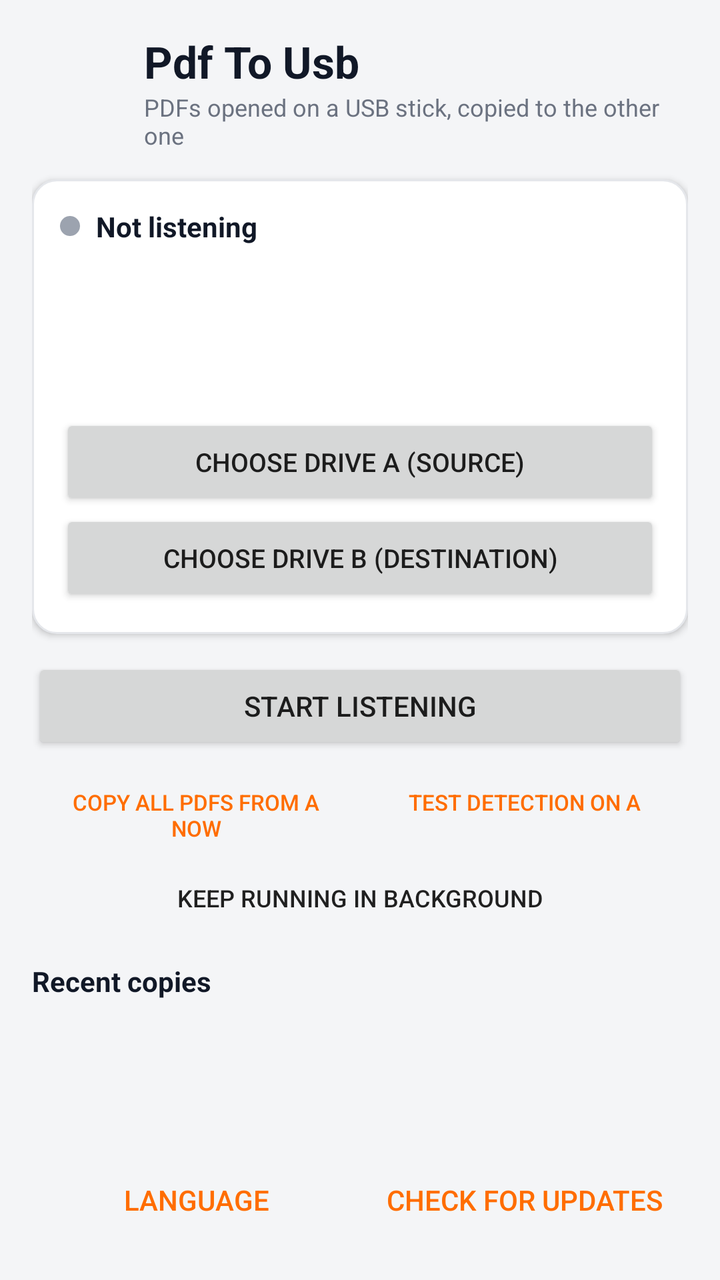
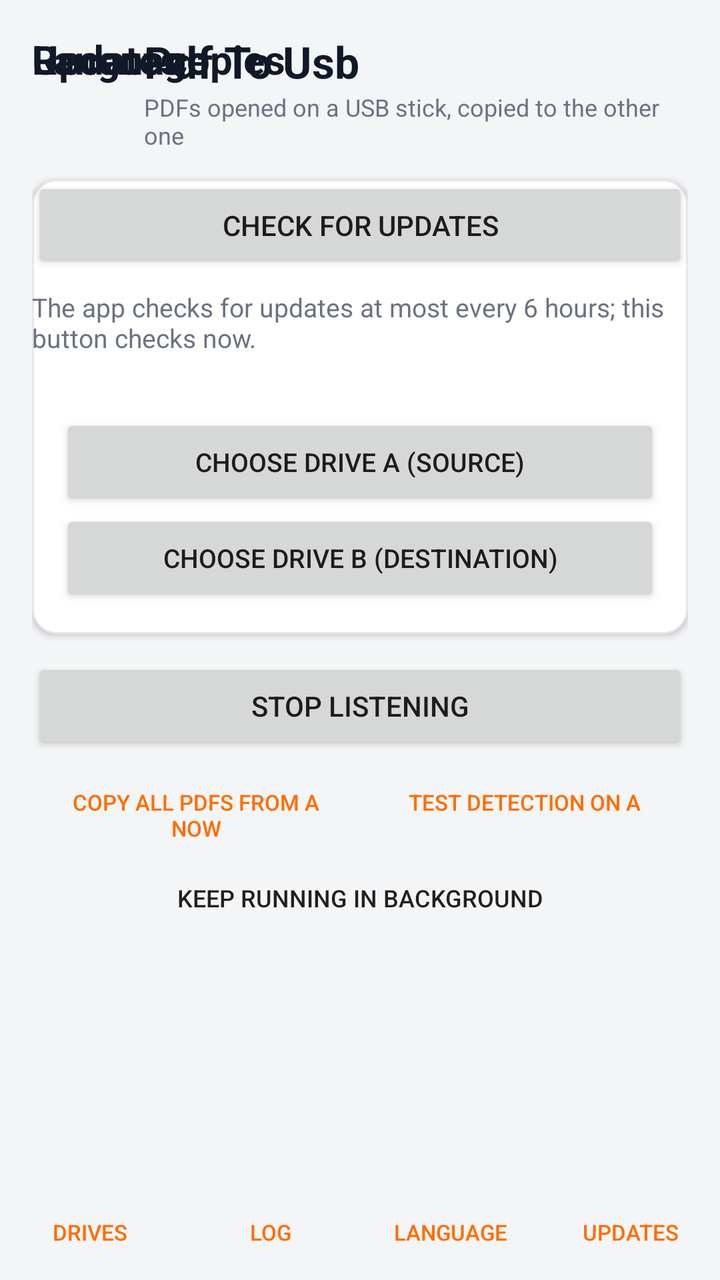

Before-and-after screenshots of an Android layout around one commit, followed by the original layout XML and the change that was made.
<!-- AndroidManifest.xml: application theme AppTheme -->
<!-- res/layout/activity_main.xml -->
<?xml version="1.0" encoding="utf-8"?>
<LinearLayout xmlns:android="http://schemas.android.com/apk/res/android"
    android:layout_width="match_parent"
    android:layout_height="match_parent"
    android:orientation="vertical"
    android:padding="16dp">

    
    <LinearLayout
        android:layout_width="match_parent"
        android:layout_height="wrap_content"
        android:gravity="center_vertical"
        android:orientation="horizontal">

        <ImageView
            android:layout_width="44dp"
            android:layout_height="44dp"
            android:contentDescription="@string/app_name"
            android:src="@mipmap/ic_launcher" />

        <LinearLayout
            android:layout_width="0dp"
            android:layout_height="wrap_content"
            android:layout_marginStart="12dp"
            android:layout_weight="1"
            android:orientation="vertical">

            <TextView
                android:layout_width="match_parent"
                android:layout_height="wrap_content"
                android:text="@string/app_name"
                android:textColor="@color/title"
                android:textSize="22sp"
                android:textStyle="bold" />

            <TextView
                android:layout_width="match_parent"
                android:layout_height="wrap_content"
                android:text="@string/app_subtitle"
                android:textColor="@color/text_secondary"
                android:textSize="12sp" />
        </LinearLayout>
    </LinearLayout>

    
    <LinearLayout
        android:layout_width="match_parent"
        android:layout_height="wrap_content"
        android:layout_marginTop="14dp"
        android:background="@drawable/bg_card"
        android:elevation="2dp"
        android:orientation="vertical"
        android:padding="14dp">

        <LinearLayout
            android:layout_width="match_parent"
            android:layout_height="wrap_content"
            android:gravity="center_vertical"
            android:orientation="horizontal">

            <View
                android:id="@+id/dot"
                android:layout_width="10dp"
                android:layout_height="10dp"
                android:background="@drawable/dot_off" />

            <TextView
                android:id="@+id/status"
                android:layout_width="0dp"
                android:layout_height="wrap_content"
                android:layout_marginStart="8dp"
                android:layout_weight="1"
                android:text="@string/status_off"
                android:textColor="@color/title"
                android:textSize="14sp"
                android:textStyle="bold" />
        </LinearLayout>

        <TextView
            android:id="@+id/state_a"
            android:layout_width="match_parent"
            android:layout_height="wrap_content"
            android:layout_marginTop="10dp"
            android:textSize="14sp"
            android:textStyle="bold" />

        <TextView
            android:id="@+id/state_b"
            android:layout_width="match_parent"
            android:layout_height="wrap_content"
            android:layout_marginTop="4dp"
            android:textSize="14sp"
            android:textStyle="bold" />

        <TextView
            android:id="@+id/volumes"
            android:layout_width="match_parent"
            android:layout_height="wrap_content"
            android:layout_marginTop="6dp"
            android:textColor="@color/text_secondary"
            android:textSize="12sp" />

        <Button
            android:id="@+id/pick_a"
            android:layout_width="match_parent"
            android:layout_height="wrap_content"
            android:layout_marginTop="10dp"
            android:text="@string/picked_a"
            android:textSize="13sp" />

        <Button
            android:id="@+id/pick_b"
            android:layout_width="match_parent"
            android:layout_height="wrap_content"
            android:text="@string/picked_b"
            android:textSize="13sp" />
    </LinearLayout>

    <Button
        android:id="@+id/toggle"
        android:layout_width="match_parent"
        android:layout_height="wrap_content"
        android:layout_marginTop="12dp"
        android:text="@string/start" />

    <LinearLayout
        style="?android:attr/buttonBarStyle"
        android:layout_width="match_parent"
        android:layout_height="wrap_content"
        android:orientation="horizontal">

        <Button
            android:id="@+id/copy_all"
            style="?android:attr/buttonBarButtonStyle"
            android:layout_width="0dp"
            android:layout_height="wrap_content"
            android:layout_weight="1"
            android:text="@string/copy_all"
            android:textSize="11sp" />

        <Button
            android:id="@+id/test"
            style="?android:attr/buttonBarButtonStyle"
            android:layout_width="0dp"
            android:layout_height="wrap_content"
            android:layout_weight="1"
            android:text="@string/test"
            android:textSize="11sp" />
    </LinearLayout>

    <Button
        android:id="@+id/background"
        style="?android:attr/borderlessButtonStyle"
        android:layout_width="match_parent"
        android:layout_height="wrap_content"
        android:text="@string/keep_running"
        android:textSize="12sp" />

    <TextView
        android:layout_width="match_parent"
        android:layout_height="wrap_content"
        android:layout_marginTop="8dp"
        android:text="@string/log_title"
        android:textColor="@color/title"
        android:textSize="14sp"
        android:textStyle="bold" />

    <ListView
        android:id="@+id/log"
        android:layout_width="match_parent"
        android:layout_height="0dp"
        android:layout_weight="1" />

    
    <LinearLayout
        style="?android:attr/buttonBarStyle"
        android:layout_width="match_parent"
        android:layout_height="wrap_content"
        android:orientation="horizontal">

        <Button
            android:id="@+id/language"
            style="?android:attr/buttonBarButtonStyle"
            android:layout_width="0dp"
            android:layout_height="wrap_content"
            android:layout_weight="1"
            android:text="@string/language" />

        <Button
            android:id="@+id/updates"
            style="?android:attr/buttonBarButtonStyle"
            android:layout_width="0dp"
            android:layout_height="wrap_content"
            android:layout_weight="1"
            android:text="@string/check_updates" />
    </LinearLayout>
</LinearLayout>
<!-- resources referenced by this layout -->
<resources>
  <color name="text_secondary">#6B7280</color>
  <color name="title">#111827</color>
  <!-- drawable bg_card (drawable) -->
  <?xml version="1.0" encoding="utf-8"?>
  <shape xmlns:android="http://schemas.android.com/apk/res/android"
      android:shape="rectangle">
      <solid android:color="@color/card" />
      <corners android:radius="12dp" />
      <stroke
          android:width="1dp"
          android:color="@color/divider" />
  </shape>
  <!-- drawable dot_off (drawable) -->
  <?xml version="1.0" encoding="utf-8"?>
  <shape xmlns:android="http://schemas.android.com/apk/res/android"
      android:shape="oval">
      <solid android:color="@color/muted" />
  </shape>
  <!-- mipmap ic_launcher (mipmap-anydpi-v26) -->
  <?xml version="1.0" encoding="utf-8"?>
  <adaptive-icon xmlns:android="http://schemas.android.com/apk/res/android">
      <background android:drawable="@color/icon_background" />
      <foreground android:drawable="@mipmap/ic_launcher_foreground" />
  </adaptive-icon>
  <string name="app_name">Pdf To Usb</string>
  <string name="app_subtitle">PDFs opened on a USB stick, copied to the other one</string>
  <string name="check_updates">Check for updates</string>
  <string name="copy_all">Copy all PDFs from A now</string>
  <string name="keep_running">Keep running in background</string>
  <string name="language">Language</string>
  <string name="log_title">Recent copies</string>
  <string name="picked_a">Choose drive A (source)</string>
  <string name="picked_b">Choose drive B (destination)</string>
  <string name="start">Start listening</string>
  <string name="status_off">Not listening</string>
  <string name="test">Test detection on A</string>
  <style name="AppTheme" parent="android:Theme.Material.Light.NoActionBar">
          <item name="android:colorPrimary">@color/primary</item>
          <item name="android:colorPrimaryDark">@color/primary_dark</item>
          <item name="android:colorAccent">@color/accent</item>
          <item name="android:statusBarColor">@color/primary_dark</item>
          <item name="android:windowBackground">@color/window</item>
          <item name="android:colorControlHighlight">#1FE65100</item>
      </style>
  <color name="card">#FFFFFF</color>
  <color name="divider">#E5E7EB</color>
  <color name="muted">#9CA3AF</color>
  <color name="icon_background">#111827</color>
  <color name="primary">#E65100</color>
  <color name="primary_dark">#BF360C</color>
  <color name="accent">#FF6D00</color>
  <color name="window">#F4F5F7</color>
</resources>

<!-- the commit's change to res/layout/activity_main.xml (unified diff, before → after) -->
@@ -2,174 +2,30 @@
 <LinearLayout xmlns:android="http://schemas.android.com/apk/res/android"
     android:layout_width="match_parent"
     android:layout_height="match_parent"
-    android:orientation="vertical"
-    android:padding="16dp">
+    android:orientation="vertical">
 
     
-    <LinearLayout
-        android:layout_width="match_parent"
-        android:layout_height="wrap_content"
-        android:gravity="center_vertical"
-        android:orientation="horizontal">
-
-        <ImageView
-            android:layout_width="44dp"
-            android:layout_height="44dp"
-            android:contentDescription="@string/app_name"
-            android:src="@mipmap/ic_launcher" />
-
-        <LinearLayout
-            android:layout_width="0dp"
-            android:layout_height="wrap_content"
-            android:layout_marginStart="12dp"
-            android:layout_weight="1"
-            android:orientation="vertical">
-
-            <TextView
-                android:layout_width="match_parent"
-                android:layout_height="wrap_content"
-                android:text="@string/app_name"
-                android:textColor="@color/title"
-                android:textSize="22sp"
-                android:textStyle="bold" />
-
-            <TextView
-                android:layout_width="match_parent"
-                android:layout_height="wrap_content"
-                android:text="@string/app_subtitle"
-                android:textColor="@color/text_secondary"
-                android:textSize="12sp" />
-        </LinearLayout>
-    </LinearLayout>
-
-    
-    <LinearLayout
-        android:layout_width="match_parent"
-        android:layout_height="wrap_content"
-        android:layout_marginTop="14dp"
-        android:background="@drawable/bg_card"
-        android:elevation="2dp"
-        android:orientation="vertical"
-        android:padding="14dp">
-
-        <LinearLayout
-            android:layout_width="match_parent"
-            android:layout_height="wrap_content"
-            android:gravity="center_vertical"
-            android:orientation="horizontal">
-
-            <View
-                android:id="@+id/dot"
-                android:layout_width="10dp"
-                android:layout_height="10dp"
-                android:background="@drawable/dot_off" />
-
-            <TextView
-                android:id="@+id/status"
-                android:layout_width="0dp"
-                android:layout_height="wrap_content"
-                android:layout_marginStart="8dp"
-                android:layout_weight="1"
-                android:text="@string/status_off"
-                android:textColor="@color/title"
-                android:textSize="14sp"
-                android:textStyle="bold" />
-        </LinearLayout>
-
-        <TextView
-            android:id="@+id/state_a"
-            android:layout_width="match_parent"
-            android:layout_height="wrap_content"
-            android:layout_marginTop="10dp"
-            android:textSize="14sp"
-            android:textStyle="bold" />
-
-        <TextView
-            android:id="@+id/state_b"
-            android:layout_width="match_parent"
-            android:layout_height="wrap_content"
-            android:layout_marginTop="4dp"
-            android:textSize="14sp"
-            android:textStyle="bold" />
-
-        <TextView
-            android:id="@+id/volumes"
-            android:layout_width="match_parent"
-            android:layout_height="wrap_content"
-            android:layout_marginTop="6dp"
-            android:textColor="@color/text_secondary"
-            android:textSize="12sp" />
-
-        <Button
-            android:id="@+id/pick_a"
-            android:layout_width="match_parent"
-            android:layout_height="wrap_content"
-            android:layout_marginTop="10dp"
-            android:text="@string/picked_a"
-            android:textSize="13sp" />
-
-        <Button
-            android:id="@+id/pick_b"
-            android:layout_width="match_parent"
-            android:layout_height="wrap_content"
-            android:text="@string/picked_b"
-            android:textSize="13sp" />
-    </LinearLayout>
-
-    <Button
-        android:id="@+id/toggle"
-        android:layout_width="match_parent"
-        android:layout_height="wrap_content"
-        android:layout_marginTop="12dp"
-        android:text="@string/start" />
-
-    <LinearLayout
-        style="?android:attr/buttonBarStyle"
-        android:layout_width="match_parent"
-        android:layout_height="wrap_content"
-        android:orientation="horizontal">
-
-        <Button
-            android:id="@+id/copy_all"
-            style="?android:attr/buttonBarButtonStyle"
-            android:layout_width="0dp"
-            android:layout_height="wrap_content"
-            android:layout_weight="1"
-            android:text="@string/copy_all"
-            android:textSize="11sp" />
-
-        <Button
-            android:id="@+id/test"
-            style="?android:attr/buttonBarButtonStyle"
-            android:layout_width="0dp"
-            android:layout_height="wrap_content"
-            android:layout_weight="1"
-            android:text="@string/test"
-            android:textSize="11sp" />
-    </LinearLayout>
-
-    <Button
-        android:id="@+id/background"
-        style="?android:attr/borderlessButtonStyle"
-        android:layout_width="match_parent"
-        android:layout_height="wrap_content"
-        android:text="@string/keep_running"
-        android:textSize="12sp" />
-
-    <TextView
-        android:layout_width="match_parent"
-        android:layout_height="wrap_content"
-        android:layout_marginTop="8dp"
-        android:text="@string/log_title"
-        android:textColor="@color/title"
-        android:textSize="14sp"
-        android:textStyle="bold" />
-
-    <ListView
-        android:id="@+id/log"
+    <FrameLayout
         android:layout_width="match_parent"
         android:layout_height="0dp"
-        android:layout_weight="1" />
+        android:layout_weight="1">
+
+        <include
+            android:id="@+id/screen_drives"
+            layout="@layout/screen_drives" />
+
+        <include
+            android:id="@+id/screen_log"
+            layout="@layout/screen_log" />
+
+        <include
+            android:id="@+id/screen_language"
+            layout="@layout/screen_language" />
+
+        <include
+            android:id="@+id/screen_updates"
+            layout="@layout/screen_updates" />
+    </FrameLayout>
 
     
     <LinearLayout
@@ -179,19 +35,289 @@
         android:orientation="horizontal">
 
         <Button
-            android:id="@+id/language"
+            android:id="@+id/tab_drives"
             style="?android:attr/buttonBarButtonStyle"
             android:layout_width="0dp"
             android:layout_height="wrap_content"
             android:layout_weight="1"
-            android:text="@string/language" />
-
-        <Button
-            android:id="@+id/updates"
+            android:text="@string/tab_drives"
+            android:textSize="11sp" />
+
+        <Button
+            android:id="@+id/tab_log"
             style="?android:attr/buttonBarButtonStyle"
             android:layout_width="0dp"
             android:layout_height="wrap_content"
             android:layout_weight="1"
-            android:text="@string/check_updates" />
+            android:text="@string/tab_log"
+            android:textSize="11sp" />
+
+        <Button
+            android:id="@+id/tab_language"
+            style="?android:attr/buttonBarButtonStyle"
+            android:layout_width="0dp"
+            android:layout_height="wrap_content"
+            android:layout_weight="1"
+            android:text="@string/language"
+            android:textSize="11sp" />
+
+        <Button
+            android:id="@+id/tab_updates"
+            style="?android:attr/buttonBarButtonStyle"
+            android:layout_width="0dp"
+            android:layout_height="wrap_content"
+            android:layout_weight="1"
+            android:text="@string/tab_updates"
+            android:textSize="11sp" />
     </LinearLayout>
 </LinearLayout>
+<!-- res/layout/screen_drives.xml (included above) -->
+<?xml version="1.0" encoding="utf-8"?>
+<ScrollView xmlns:android="http://schemas.android.com/apk/res/android"
+    android:layout_width="match_parent"
+    android:layout_height="match_parent"
+    android:fillViewport="true">
+
+    <LinearLayout
+        android:layout_width="match_parent"
+        android:layout_height="wrap_content"
+        android:orientation="vertical"
+        android:padding="16dp">
+
+        
+        <LinearLayout
+            android:layout_width="match_parent"
+            android:layout_height="wrap_content"
+            android:gravity="center_vertical"
+            android:orientation="horizontal">
+
+            <ImageView
+                android:layout_width="44dp"
+                android:layout_height="44dp"
+                android:contentDescription="@string/app_name"
+                android:src="@mipmap/ic_launcher" />
+
+            <LinearLayout
+                android:layout_width="0dp"
+                android:layout_height="wrap_content"
+                android:layout_marginStart="12dp"
+                android:layout_weight="1"
+                android:orientation="vertical">
+
+                <TextView
+                    android:layout_width="match_parent"
+                    android:layout_height="wrap_content"
+                    android:text="@string/app_name"
+                    android:textColor="@color/title"
+                    android:textSize="22sp"
+                    android:textStyle="bold" />
+
+                <TextView
+                    android:layout_width="match_parent"
+                    android:layout_height="wrap_content"
+                    android:text="@string/app_subtitle"
+                    android:textColor="@color/text_secondary"
+                    android:textSize="12sp" />
+            </LinearLayout>
+        </LinearLayout>
+
+        
+        <LinearLayout
+            android:layout_width="match_parent"
+            android:layout_height="wrap_content"
+            android:layout_marginTop="14dp"
+            android:background="@drawable/bg_card"
+            android:elevation="2dp"
+            android:orientation="vertical"
+            android:padding="14dp">
+
+            <LinearLayout
+                android:layout_width="match_parent"
+                android:layout_height="wrap_content"
+                android:gravity="center_vertical"
+                android:orientation="horizontal">
+
+                <View
+                    android:id="@+id/dot"
+                    android:layout_width="10dp"
+                    android:layout_height="10dp"
+                    android:background="@drawable/dot_off" />
+
+                <TextView
+                    android:id="@+id/status"
+                    android:layout_width="0dp"
+                    android:layout_height="wrap_content"
+                    android:layout_marginStart="8dp"
+                    android:layout_weight="1"
+                    android:text="@string/status_on"
+                    android:textColor="@color/title"
+                    android:textSize="14sp"
+                    android:textStyle="bold" />
+            </LinearLayout>
+
+            <TextView
+                android:id="@+id/state_a"
+                android:layout_width="match_parent"
+                android:layout_height="wrap_content"
+                android:layout_marginTop="10dp"
+                android:textSize="14sp"
+                android:textStyle="bold" />
+
+            <TextView
+                android:id="@+id/state_b"
+                android:layout_width="match_parent"
+                android:layout_height="wrap_content"
+                android:layout_marginTop="4dp"
+                android:textSize="14sp"
+                android:textStyle="bold" />
+
+            <TextView
+                android:id="@+id/volumes"
+                android:layout_width="match_parent"
+                android:layout_height="wrap_content"
+                android:layout_marginTop="6dp"
+                android:textColor="@color/text_secondary"
+                android:textSize="12sp" />
+
+            <Button
+                android:id="@+id/pick_a"
+                android:layout_width="match_parent"
+                android:layout_height="wrap_content"
+                android:layout_marginTop="10dp"
+                android:text="@string/picked_a"
+                android:textSize="13sp" />
+
+            <Button
+                android:id="@+id/pick_b"
+                android:layout_width="match_parent"
+                android:layout_height="wrap_content"
+                android:text="@string/picked_b"
+                android:textSize="13sp" />
+        </LinearLayout>
+
+        <Button
+            android:id="@+id/toggle"
+            android:layout_width="match_parent"
+            android:layout_height="wrap_content"
+            android:layout_marginTop="12dp"
+            android:text="@string/stop" />
+
+        <LinearLayout
+            style="?android:attr/buttonBarStyle"
+            android:layout_width="match_parent"
+            android:layout_height="wrap_content"
+            android:orientation="horizontal">
+
+            <Button
+                android:id="@+id/copy_all"
+                style="?android:attr/buttonBarButtonStyle"
+                android:layout_width="0dp"
+                android:layout_height="wrap_content"
+                android:layout_weight="1"
+                android:text="@string/copy_all"
+                android:textSize="11sp" />
+
+            <Button
+                android:id="@+id/test"
+                style="?android:attr/buttonBarButtonStyle"
+                android:layout_width="0dp"
+                android:layout_height="wrap_content"
+                android:layout_weight="1"
+                android:text="@string/test"
+                android:textSize="11sp" />
+        </LinearLayout>
+
+        <Button
+            android:id="@+id/background"
+            style="?android:attr/borderlessButtonStyle"
+            android:layout_width="match_parent"
+            android:layout_height="wrap_content"
+            android:text="@string/keep_running"
+            android:textSize="12sp" />
+    </LinearLayout>
+</ScrollView>
+<!-- res/layout/screen_log.xml (included above) -->
+<?xml version="1.0" encoding="utf-8"?>
+<LinearLayout xmlns:android="http://schemas.android.com/apk/res/android"
+    android:layout_width="match_parent"
+    android:layout_height="match_parent"
+    android:orientation="vertical"
+    android:padding="16dp">
+
+    <TextView
+        android:layout_width="match_parent"
+        android:layout_height="wrap_content"
+        android:text="@string/log_title"
+        android:textColor="@color/title"
+        android:textSize="20sp"
+        android:textStyle="bold" />
+
+    <ListView
+        android:id="@+id/log"
+        android:layout_width="match_parent"
+        android:layout_height="0dp"
+        android:layout_marginTop="8dp"
+        android:layout_weight="1" />
+</LinearLayout>
+<!-- res/layout/screen_language.xml (included above) -->
+<?xml version="1.0" encoding="utf-8"?>
+<LinearLayout xmlns:android="http://schemas.android.com/apk/res/android"
+    android:layout_width="match_parent"
+    android:layout_height="match_parent"
+    android:orientation="vertical"
+    android:padding="16dp">
+
+    <TextView
+        android:layout_width="match_parent"
+        android:layout_height="wrap_content"
+        android:text="@string/language"
+        android:textColor="@color/title"
+        android:textSize="20sp"
+        android:textStyle="bold" />
+
+    <ListView
+        android:id="@+id/languages"
+        android:layout_width="match_parent"
+        android:layout_height="0dp"
+        android:layout_marginTop="8dp"
+        android:layout_weight="1" />
+</LinearLayout>
+<!-- res/layout/screen_updates.xml (included above) -->
+<?xml version="1.0" encoding="utf-8"?>
+<LinearLayout xmlns:android="http://schemas.android.com/apk/res/android"
+    android:layout_width="match_parent"
+    android:layout_height="match_parent"
+    android:orientation="vertical"
+    android:padding="16dp">
+
+    <TextView
+        android:layout_width="match_parent"
+        android:layout_height="wrap_content"
+        android:text="@string/tab_updates"
+        android:textColor="@color/title"
+        android:textSize="20sp"
+        android:textStyle="bold" />
+
+    <TextView
+        android:id="@+id/version"
+        android:layout_width="match_parent"
+        android:layout_height="wrap_content"
+        android:layout_marginTop="12dp"
+        android:textSize="16sp"
+        android:textStyle="bold" />
+
+    <Button
+        android:id="@+id/check"
+        android:layout_width="match_parent"
+        android:layout_height="wrap_content"
+        android:layout_marginTop="12dp"
+        android:text="@string/check_updates" />
+
+    <TextView
+        android:layout_width="match_parent"
+        android:layout_height="wrap_content"
+        android:layout_marginTop="8dp"
+        android:text="@string/update_hint"
+        android:textColor="@color/text_secondary"
+        android:textSize="13sp" />
+</LinearLayout>
<!-- resource entries referenced after the edit -->
@@ -33,9 +33,13 @@
   <string name="log_title">Recent copies</string>
   <string name="picked_a">Choose drive A (source)</string>
   <string name="picked_b">Choose drive B (destination)</string>
-  <string name="start">Start listening</string>
-  <string name="status_off">Not listening</string>
+  <string name="status_on">Listening</string>
+  <string name="stop">Stop listening</string>
+  <string name="tab_drives">Drives</string>
+  <string name="tab_log">Log</string>
+  <string name="tab_updates">Updates</string>
   <string name="test">Test detection on A</string>
+  <string name="update_hint">The app checks for updates at most every 6 hours; this button checks now.</string>
   <style name="AppTheme" parent="android:Theme.Material.Light.NoActionBar">
           <item name="android:colorPrimary">@color/primary</item>
           <item name="android:colorPrimaryDark">@color/primary_dark</item>
